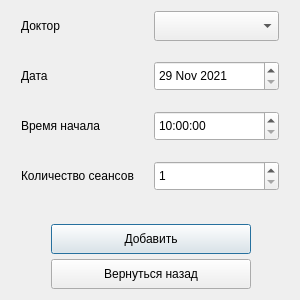
Before: the Qt Designer form addsession.ui in iktkhor/dentapp, drawn with Qt 5.
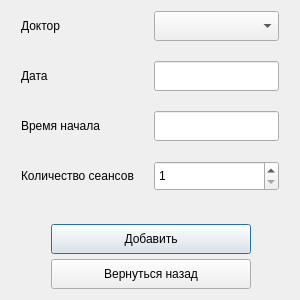
After: the same form once the commit is applied.

Patch:
```diff
--- a/addsession.ui
+++ b/addsession.ui
@@ -82,30 +82,6 @@
        </property>
       </widget>
      </item>
-     <item row="1" column="1">
-      <widget class="QDateEdit" name="data">
-       <property name="minimumSize">
-        <size>
-         <width>0</width>
-         <height>30</height>
-        </size>
-       </property>
-       <property name="maximumDate">
-        <date>
-         <year>2021</year>
-         <month>12</month>
-         <day>29</day>
-        </date>
-       </property>
-       <property name="minimumDate">
-        <date>
-         <year>2021</year>
-         <month>11</month>
-         <day>29</day>
-        </date>
-       </property>
-      </widget>
-     </item>
      <item row="2" column="0">
       <widget class="QLabel" name="label_3">
        <property name="minimumSize">
@@ -119,47 +95,6 @@
        </property>
       </widget>
      </item>
-     <item row="2" column="1">
-      <widget class="QTimeEdit" name="time">
-       <property name="minimumSize">
-        <size>
-         <width>0</width>
-         <height>30</height>
-        </size>
-       </property>
-       <property name="minimumDateTime">
-        <datetime>
-         <hour>10</hour>
-         <minute>0</minute>
-         <second>0</second>
-         <year>2000</year>
-         <month>1</month>
-         <day>1</day>
-        </datetime>
-       </property>
-       <property name="maximumTime">
-        <time>
-         <hour>18</hour>
-         <minute>0</minute>
-         <second>0</second>
-        </time>
-       </property>
-       <property name="minimumTime">
-        <time>
-         <hour>10</hour>
-         <minute>0</minute>
-         <second>0</second>
-        </time>
-       </property>
-       <property name="time">
-        <time>
-         <hour>10</hour>
-         <minute>0</minute>
-         <second>0</second>
-        </time>
-       </property>
-      </widget>
-     </item>
      <item row="3" column="0">
       <widget class="QLabel" name="label_4">
        <property name="minimumSize">
@@ -183,6 +118,29 @@
        </property>
        <property name="minimum">
         <number>1</number>
+       </property>
+       <property name="maximum">
+        <number>6</number>
+       </property>
+      </widget>
+     </item>
+     <item row="1" column="1">
+      <widget class="QLineEdit" name="data">
+       <property name="minimumSize">
+        <size>
+         <width>0</width>
+         <height>30</height>
+        </size>
+       </property>
+      </widget>
+     </item>
+     <item row="2" column="1">
+      <widget class="QLineEdit" name="time">
+       <property name="minimumSize">
+        <size>
+         <width>0</width>
+         <height>30</height>
+        </size>
        </property>
       </widget>
      </item>
```
Left out of the diff: 2 changed lines with no effect on the pictures.
